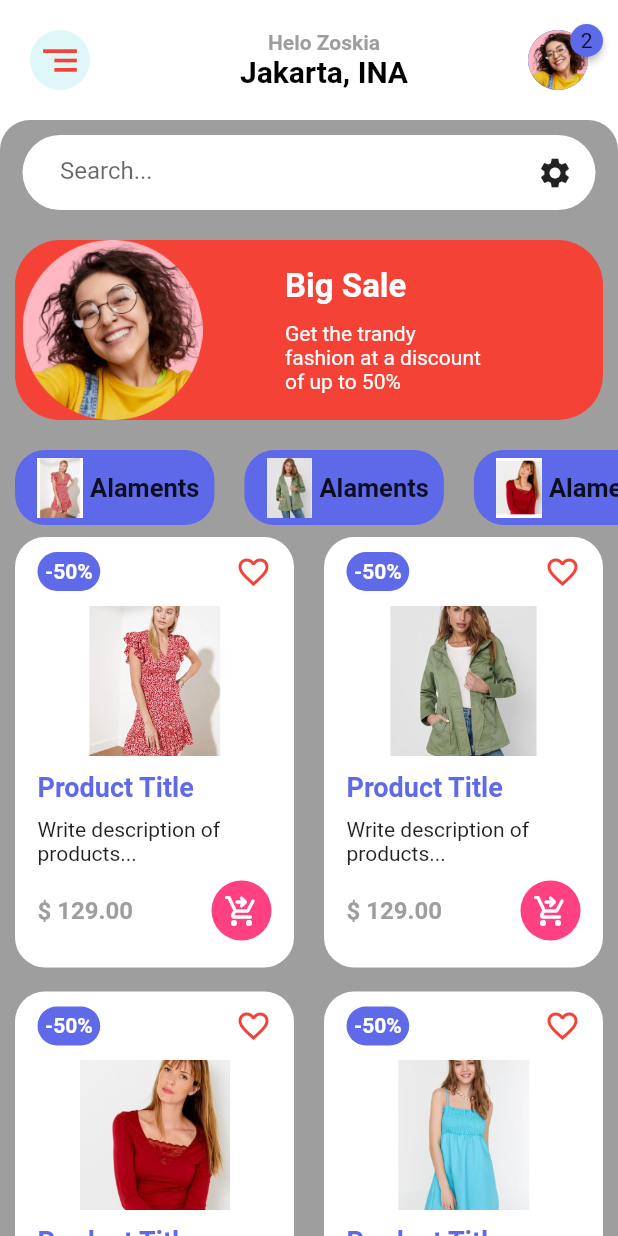
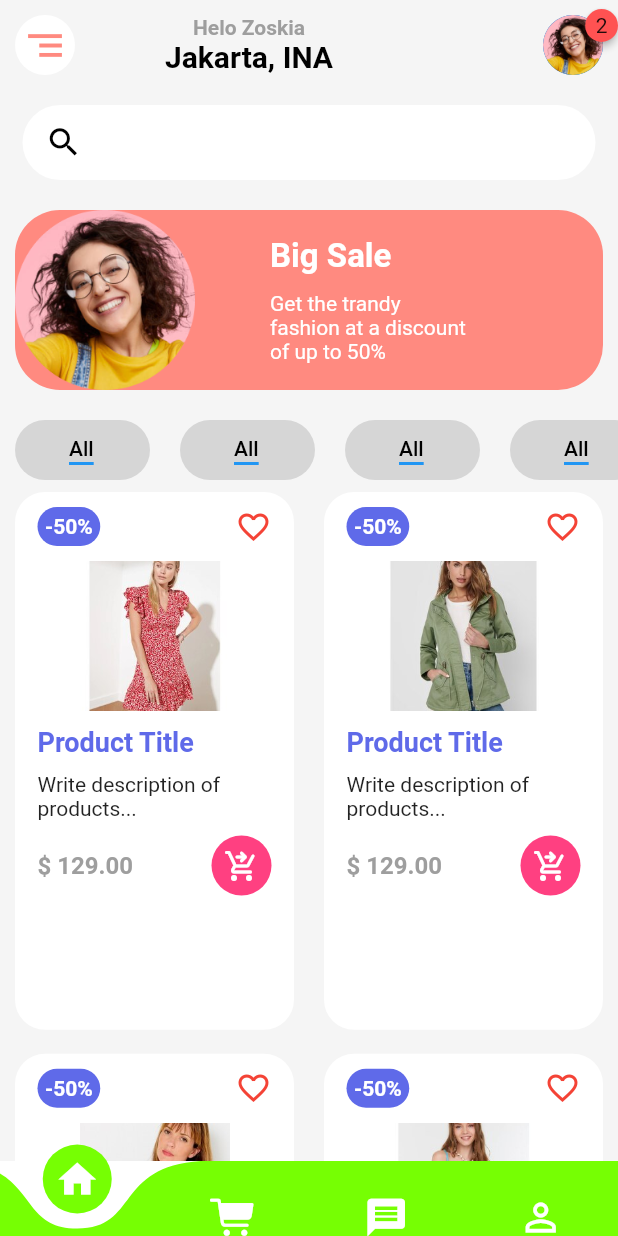
Before and after one commit to home-22/online_shop_app, a Flutter app: the screen it shows after launch, on a phone screen of 412 x 824 dp. Run offline on Flutter 3.47's test engine with Material 2 defaults, Android fonts, the phone set to English and light mode, and no system bars; drawn by our look-alikes of badges, curved_navigation_bar.

Commit message:
online_shop_app

```diff
--- a/lib/main.dart
+++ b/lib/main.dart
@@ -1,5 +1,6 @@
 import 'package:flutter/material.dart';
-import 'package:online_shop_app/pages/home_page.dart';
+import 'package:online_shop_app/pages/Card_Page.dart';
+import 'package:online_shop_app/pages/Home_Page.dart';
 
 void main() {
   runApp(const MyApp());
@@ -14,7 +15,10 @@ class MyApp extends StatelessWidget {
       title: '',
       debugShowCheckedModeBanner: false,
       theme: ThemeData(scaffoldBackgroundColor: Colors.white),
-      home: const HomePage(),
+      routes: {
+        '/': (context) => const HomePage(),
+        'cartPage': (context) => const CardPage()
+      },
     );
   }
 }
--- /dev/null
+++ b/lib/pages/Card_Page.dart
@@ -0,0 +1,10 @@
+import 'package:flutter/material.dart';
+
+class CardPage extends StatelessWidget {
+  const CardPage({Key? key}) : super(key: key);
+
+  @override
+  Widget build(BuildContext context) {
+    return Scaffold();
+  }
+}
--- a/lib/pages/home_page.dart
+++ b/lib/pages/home_page.dart
@@ -1,6 +1,9 @@
+import 'package:curved_navigation_bar/curved_navigation_bar.dart';
+import 'package:flutter/cupertino.dart';
 import 'package:flutter/material.dart';
-import 'package:online_shop_app/widgets/AppsBar.dart';
+
 import 'package:online_shop_app/widgets/Categories.dart';
+import 'package:online_shop_app/widgets/HomeAppBar.dart';
 import 'package:online_shop_app/widgets/Items.dart';
 
 class HomePage extends StatefulWidget {
@@ -16,35 +19,31 @@ class _HomePageState extends State<HomePage> {
     return Scaffold(
       body: ListView(
         children: [
-          const AppsBar(),
+          const HomeAppBar(),
           Container(
               //   height: 300,
-              padding: EdgeInsets.only(top: 10),
+              padding: const EdgeInsets.only(top: 10),
               decoration: BoxDecoration(
-                  borderRadius: BorderRadius.circular(20), color: Colors.grey),
+                  borderRadius: BorderRadius.circular(0),
+                  color: Colors.grey[100]),
               child: Column(
                 children: [
                   Container(
-                    margin: EdgeInsets.symmetric(horizontal: 15),
-                    padding: EdgeInsets.symmetric(horizontal: 15),
+                    margin: const EdgeInsets.symmetric(horizontal: 15),
+                    padding: const EdgeInsets.symmetric(horizontal: 15),
                     height: 50,
+                    width: double.maxFinite,
                     decoration: BoxDecoration(
                         color: Colors.white,
                         borderRadius: BorderRadius.circular(30)),
                     child: Row(
-                      children: [
-                        Container(
-                          margin: const EdgeInsets.only(left: 10),
-                          height: 50,
-                          width: 200,
-                          child: TextFormField(
-                            decoration: const InputDecoration(
-                                border: InputBorder.none,
-                                hintText: 'Search...'),
-                          ),
+                      children: const [
+                        Icon(
+                          Icons.search,
+                          size: 25,
+                          color: Colors.black,
                         ),
-                        const Spacer(), // da odvojimo koliko je moguce
-                        const Icon(Icons.settings)
+                        Spacer(),
                       ],
                     ),
                   ),
@@ -56,7 +55,7 @@ class _HomePageState extends State<HomePage> {
                         vertical: 20, horizontal: 10),
                     decoration: BoxDecoration(
                         borderRadius: BorderRadius.circular(30),
-                        color: Colors.red),
+                        color: Colors.redAccent[100]),
                     child: Column(
                       crossAxisAlignment: CrossAxisAlignment.start,
                       children: [
@@ -66,7 +65,7 @@ class _HomePageState extends State<HomePage> {
                               alignment: Alignment.centerRight,
                               child: const Image(
                                 image: AssetImage('images/user.png'),
-                                width: 130,
+                                width: 120,
                                 height: 120,
                               ),
                             ),
@@ -109,6 +108,33 @@ class _HomePageState extends State<HomePage> {
               ))
         ],
       ),
+      bottomNavigationBar: CurvedNavigationBar(
+          height: 50,
+          color: Colors.lightGreenAccent.shade400,
+          onTap: (index) {}, //za odabir icona
+          backgroundColor: Colors.white,
+          items: const [
+            Icon(
+              Icons.home,
+              size: 30,
+              color: Colors.white,
+            ),
+            Icon(
+              CupertinoIcons.cart_fill,
+              size: 30,
+              color: Colors.white,
+            ),
+            Icon(
+              Icons.message,
+              size: 30,
+              color: Colors.white,
+            ),
+            Icon(
+              Icons.person_outline_outlined,
+              size: 30,
+              color: Colors.white,
+            ),
+          ]),
     );
   }
 }
--- /dev/null
+++ b/lib/widgets/CartAppBar.dart
@@ -0,0 +1,25 @@
+import 'package:flutter/material.dart';
+
+class CartAppBar extends StatelessWidget {
+  const CartAppBar({Key? key}) : super(key: key);
+
+  @override
+  Widget build(BuildContext context) {
+    return Container(
+      color: Colors.white,
+      padding: EdgeInsets.all(20),
+      child: Row(
+        children: [
+          InkWell(
+            onTap: () {},
+            child: Icon(
+              Icons.arrow_back,
+              size: 30,
+              color: Colors.redAccent[100],
+            ),
+          )
+        ],
+      ),
+    );
+  }
+}
--- a/lib/widgets/Categories.dart
+++ b/lib/widgets/Categories.dart
@@ -1,33 +1,51 @@
 import 'package:flutter/material.dart';
 
-class Categories extends StatelessWidget {
+class Categories extends StatefulWidget {
   const Categories({Key? key}) : super(key: key);
 
   @override
+  State<Categories> createState() => _CategoriesState();
+}
+
+class _CategoriesState extends State<Categories> with TickerProviderStateMixin {
+  @override
   Widget build(BuildContext context) {
+    TabController _tabController = TabController(length: 4, vsync: this);
     return SingleChildScrollView(
       scrollDirection: Axis.horizontal,
       child: Row(
         children: [
-          for (int i = 1; i < 8; i++)
+          for (int i = 1; i < 5; i++)
             Container(
+              height: 40,
               margin: const EdgeInsets.symmetric(horizontal: 10),
-              padding: const EdgeInsets.symmetric(vertical: 5, horizontal: 10),
+              padding: const EdgeInsets.symmetric(vertical: 10, horizontal: 20),
               decoration: BoxDecoration(
-                color: const Color(0xFE5E69E9),
-                borderRadius: BorderRadius.circular(20),
+                color: Colors.grey[350],
+                borderRadius: BorderRadius.circular(30),
               ),
               child: Row(
                 crossAxisAlignment: CrossAxisAlignment.center,
                 children: [
-                  Image.asset(
-                    'images/$i.jpg',
-                    width: 40,
-                    height: 40,
-                  ),
-                  const Text(
-                    'Alaments',
-                    style: TextStyle(fontSize: 17, fontWeight: FontWeight.bold),
+                  Container(
+                    height: 50,
+                    width: 50,
+                    child: Align(
+                      alignment: Alignment.centerLeft,
+                      child: TabBar(
+                        controller: _tabController,
+                        labelColor: Colors.black,
+                        unselectedLabelColor: Colors.grey,
+                        isScrollable: true,
+                        indicatorSize: TabBarIndicatorSize.label,
+                        tabs: const [
+                          Tab(text: 'All'),
+                          Tab(text: 'Popular'),
+                          Tab(text: 'Recent'),
+                          Tab(text: 'Recomended')
+                        ],
+                      ),
+                    ),
                   ),
                 ],
               ),
--- a/lib/widgets/AppsBar.dart
+++ b/lib/widgets/HomeAppBar.dart
@@ -1,28 +1,28 @@
 import 'package:badges/badges.dart';
 import 'package:flutter/material.dart';
 
-class AppsBar extends StatelessWidget {
-  const AppsBar({Key? key}) : super(key: key);
+class HomeAppBar extends StatelessWidget {
+  const HomeAppBar({Key? key}) : super(key: key);
 
   @override
   Widget build(BuildContext context) {
     return Container(
-      color: Colors.white,
-      padding: const EdgeInsets.all(20),
+      color: Colors.grey[100],
+      padding: const EdgeInsets.all(10),
       child: Row(
         children: [
           CircleAvatar(
-            backgroundColor: Colors.cyan[50],
-            child: const Icon(
+            backgroundColor: Colors.white,
+            child: Icon(
               Icons.segment_outlined,
               size: 30,
-              color: Colors.red,
+              color: Colors.redAccent[100],
             ),
           ),
           Padding(
-              padding: const EdgeInsets.only(left: 100),
+              padding: const EdgeInsets.only(left: 60),
               child: Column(
-                children: [
+                children: const [
                   Text(
                     'Helo Zoskia',
                     style: TextStyle(
@@ -41,12 +41,14 @@ class AppsBar extends StatelessWidget {
               )),
           const Spacer(),
           Badge(
-            badgeColor: Color(0xFE5E69E9),
+            badgeColor: Colors.redAccent,
             padding: const EdgeInsets.all(7),
             badgeContent: const Text('2'),
             child: InkWell(
-              onTap: () {},
-              child: CircleAvatar(
+              onTap: () {
+                Navigator.pushNamed(context, 'cardPage');
+              },
+              child: const CircleAvatar(
                 foregroundImage: AssetImage('images/user.png'),
               ),
             ),
--- a/lib/widgets/Items.dart
+++ b/lib/widgets/Items.dart
@@ -6,15 +6,15 @@ class Items extends StatelessWidget {
   @override
   Widget build(BuildContext context) {
     return GridView.count(
-      childAspectRatio: 0.68, //  za povecavanje kontnjera u gridu
-      physics: NeverScrollableScrollPhysics(), // za scrolovanje
+      childAspectRatio: 0.55, //  za povecavanje kontnjera u gridu
+      physics: const NeverScrollableScrollPhysics(), // za scrolovanje
       crossAxisCount: 2,
       shrinkWrap: true,
       children: [
         for (int i = 1; i < 8; i++) // za dobijane kartica na displeju
           Container(
-            padding: EdgeInsets.only(left: 15, right: 15, top: 10),
-            margin: EdgeInsets.symmetric(vertical: 8, horizontal: 10),
+            padding: const EdgeInsets.only(left: 15, right: 15, top: 10),
+            margin: const EdgeInsets.symmetric(vertical: 8, horizontal: 10),
             decoration: BoxDecoration(
               color: Colors.white,
               borderRadius: BorderRadius.circular(20),
```
